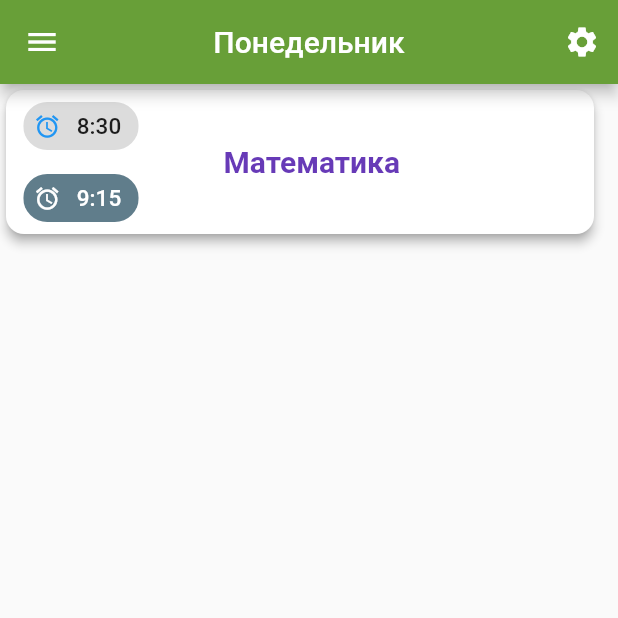
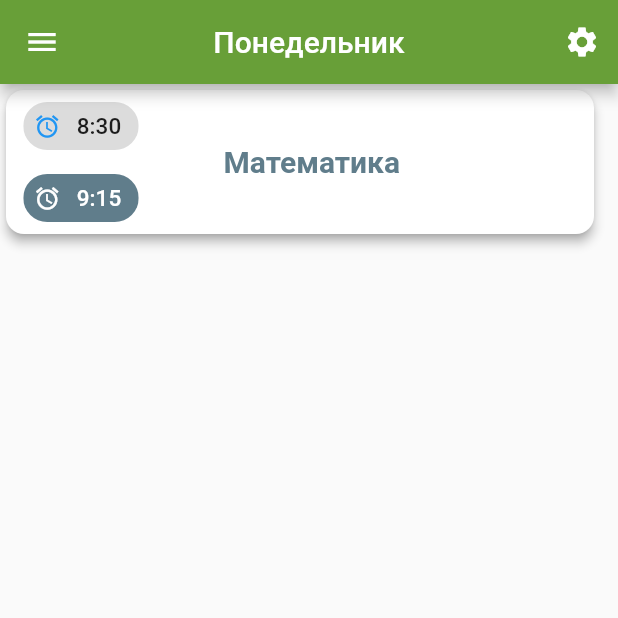
Before and after one commit to RShest22/school-schedule, a Flutter app: the screen it shows after launch, after a tap on "Понедельник", on a phone screen of 412 x 824 dp, the top half of it. Run offline on Flutter 3.47's test engine with Material 2 defaults, Android fonts, the phone set to English and light mode, and no system bars; network calls fail.

Commit message:
возврат

```diff
--- a/lib/monday.dart
+++ b/lib/monday.dart
@@ -82,7 +82,7 @@ Column mondayLesson() {
                     style: TextStyle(
                         fontSize: 20,
                         fontWeight: FontWeight.bold,
-                        color: Colors.deepPurple),
+                        color: Colors.blueGrey),
                   ),
                 ),
               ],
```
